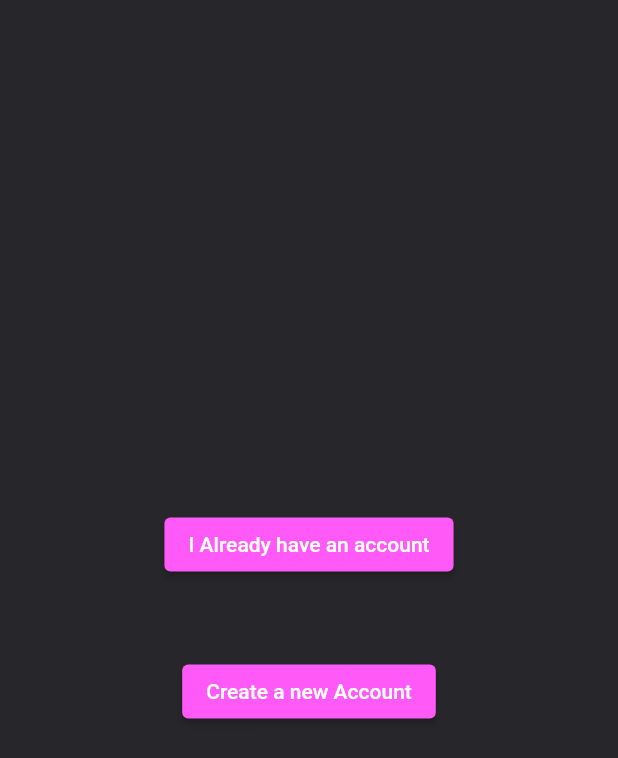
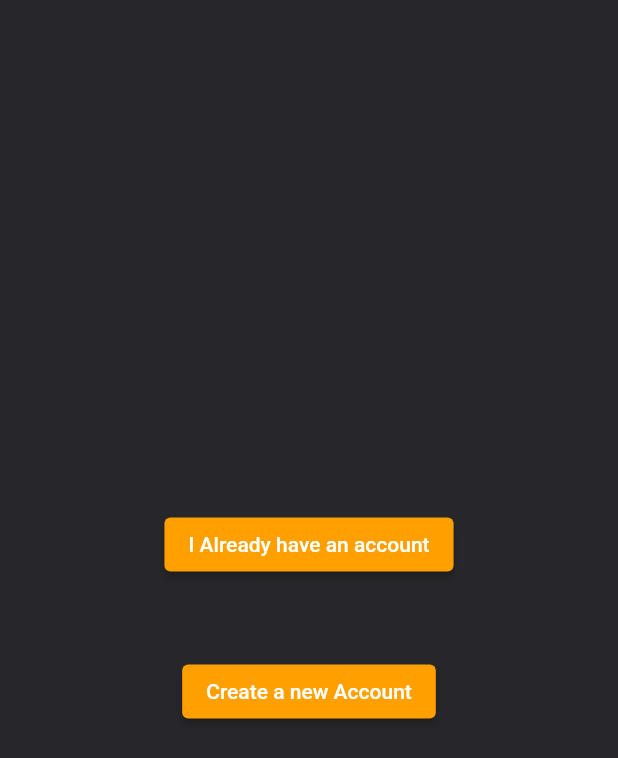
Before and after one commit to jacob1710/noteyio-flutter, a Flutter app: the screen it shows after launch, on a phone screen of 412 x 824 dp. Shown: the top 758 px of the screen. Run offline on Flutter 3.47's test engine with Material 2 defaults, Android fonts, the phone set to English and light mode, and no system bars; our stand-ins replace firebase_auth, firebase_core, flutter_slidable, get_it, stacked; accounts and stored records are empty.

Commit message:
Update styling using amber colour

```diff
--- a/lib/constants/app_styles.dart
+++ b/lib/constants/app_styles.dart
@@ -20,7 +20,7 @@ class AppStyles{
   );
 
   static const Color kDefaultDarkColor = Color(0xFF27272B);
-  static const Color kPrimaryColor = Color(0xFFFF59F8);
+  static const Color kPrimaryColor = Color(0xFFFFA000);
   static const Color kSecondaryColor = Colors.blue;
 
 
```
